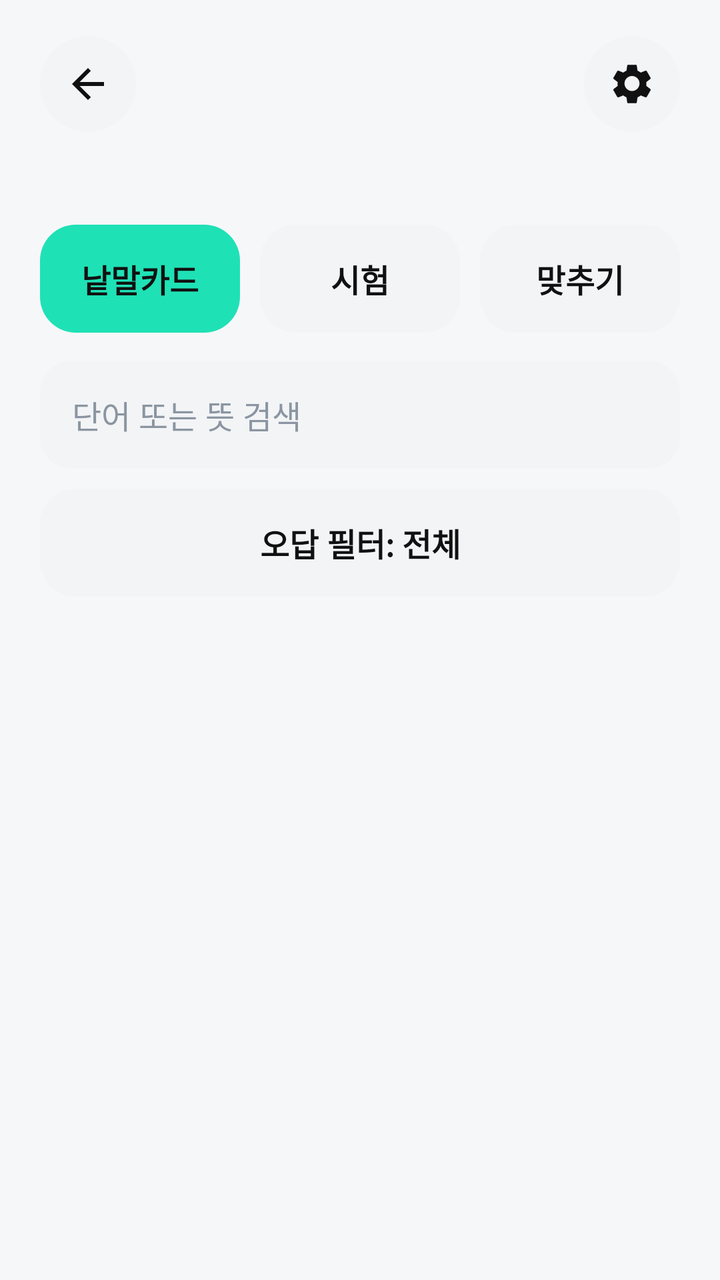
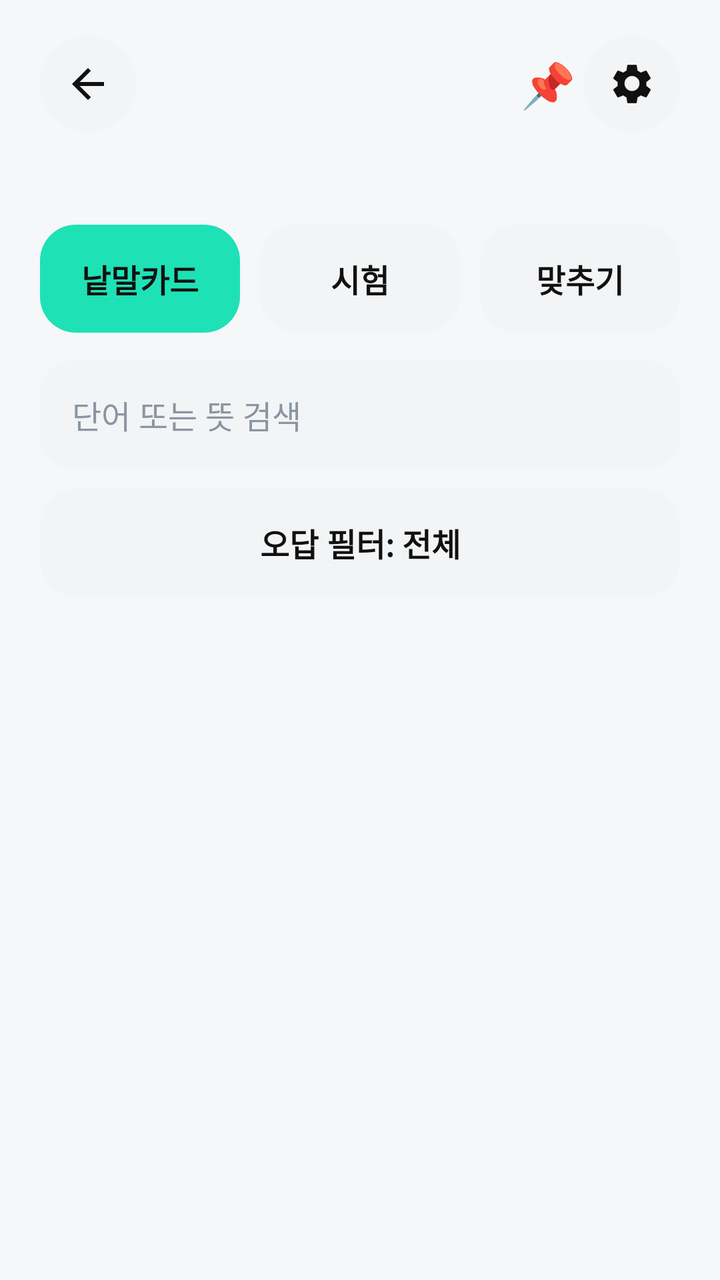

Screens rendered from an Android XML layout before and after an edit, with the pre-edit source and the edit as a unified diff.
<!-- AndroidManifest.xml: application theme AppTheme -->
<!-- res/layout/header_book_detail.xml -->
<?xml version="1.0" encoding="utf-8"?>
<LinearLayout xmlns:android="http://schemas.android.com/apk/res/android"
    android:layout_width="match_parent"
    android:layout_height="wrap_content"
    android:orientation="vertical"
    android:paddingStart="20dp"
    android:paddingTop="18dp"
    android:paddingEnd="20dp"
    android:paddingBottom="10dp">

    <LinearLayout
        android:layout_width="match_parent"
        android:layout_height="wrap_content"
        android:gravity="center_vertical"
        android:orientation="horizontal">

        <ImageButton
            android:id="@+id/detailBackButton"
            android:layout_width="48dp"
            android:layout_height="48dp"
            android:background="@drawable/bg_icon_button"
            android:contentDescription="@string/ui_96dd037a45f9"
            android:padding="13dp"
            android:src="@drawable/ic_arrow_back" />

        <TextView
            android:id="@+id/detailBookTitle"
            style="@style/TopBarTitle"
            android:layout_width="0dp"
            android:layout_height="wrap_content"
            android:layout_marginStart="12dp"
            android:layout_weight="1"
            android:ellipsize="end"
            android:maxLines="2" />

        <ImageButton
            android:id="@+id/bookSettingsButton"
            android:layout_width="48dp"
            android:layout_height="48dp"
            android:background="@drawable/bg_icon_button"
            android:contentDescription="@string/ui_a10692c5080e"
            android:padding="13dp"
            android:src="@drawable/ic_settings" />
    </LinearLayout>

    <TextView
        android:id="@+id/detailBookStats"
        style="@style/BodyText"
        android:layout_width="match_parent"
        android:layout_height="wrap_content"
        android:layout_marginTop="8dp" />

    <LinearLayout
        android:layout_width="match_parent"
        android:layout_height="wrap_content"
        android:layout_marginTop="18dp"
        android:orientation="horizontal">

        <Button
            android:id="@+id/flashcardButton"
            style="@style/PrimaryButton"
            android:layout_width="0dp"
            android:layout_height="wrap_content"
            android:layout_marginEnd="5dp"
            android:layout_weight="1"
            android:text="@string/ui_0c05149c1c40" />

        <Button
            android:id="@+id/quizButton"
            style="@style/SecondaryButton"
            android:layout_width="0dp"
            android:layout_height="wrap_content"
            android:layout_marginStart="5dp"
            android:layout_marginEnd="5dp"
            android:layout_weight="1"
            android:text="@string/ui_3fcc7bebc2b4" />

        <Button
            android:id="@+id/matchingButton"
            style="@style/SecondaryButton"
            android:layout_width="0dp"
            android:layout_height="wrap_content"
            android:layout_marginStart="5dp"
            android:layout_weight="1"
            android:text="@string/ui_52f3a8789b84" />
    </LinearLayout>

    <EditText
        android:id="@+id/searchInput"
        style="@style/InputField"
        android:layout_width="match_parent"
        android:layout_height="wrap_content"
        android:layout_marginTop="14dp"
        android:hint="@string/ui_bc2fc68c4742"
        android:imeOptions="actionDone"
        android:singleLine="true" />

    <Button
        android:id="@+id/wrongFilterButton"
        style="@style/SecondaryButton"
        android:layout_width="match_parent"
        android:layout_height="wrap_content"
        android:layout_marginTop="10dp"
        android:text="@string/ui_bbe9bca07617" />

    <TextView
        android:id="@+id/filterResultText"
        style="@style/CaptionText"
        android:layout_width="match_parent"
        android:layout_height="wrap_content"
        android:layout_marginTop="8dp"
        android:paddingBottom="4dp" />
</LinearLayout>
<!-- resources referenced by this layout -->
<resources>
  <!-- drawable bg_icon_button (drawable) -->
  <?xml version="1.0" encoding="utf-8"?>
  <ripple xmlns:android="http://schemas.android.com/apk/res/android" android:color="#16111111">
      <item>
          <shape android:shape="oval">
              <solid android:color="@color/surface_alt" />
          </shape>
      </item>
  </ripple>
  <!-- drawable ic_arrow_back (drawable) -->
  <vector xmlns:android="http://schemas.android.com/apk/res/android"
      android:width="24dp"
      android:height="24dp"
      android:viewportWidth="24"
      android:viewportHeight="24">
      <path
          android:fillColor="@color/text_primary"
          android:pathData="M20,11H7.83l5.59,-5.59L12,4l-8,8 8,8 1.42,-1.41L7.83,13H20v-2z" />
  </vector>
  <string name="ui_0c05149c1c40">낱말카드</string>
  <string name="ui_3fcc7bebc2b4">시험</string>
  <string name="ui_52f3a8789b84">맞추기</string>
  <string name="ui_96dd037a45f9">뒤로 가기</string>
  <string name="ui_a10692c5080e">단어장 설정</string>
  <string name="ui_bbe9bca07617">오답 필터: 전체</string>
  <string name="ui_bc2fc68c4742">단어 또는 뜻 검색</string>
  <style name="BodyText">
          <item name="android:textSize">15sp</item>
          <item name="android:textColor">@color/text_secondary</item>
      </style>
  <style name="CaptionText">
          <item name="android:textSize">13sp</item>
          <item name="android:textColor">@color/text_tertiary</item>
      </style>
  <style name="TopBarTitle">
          <item name="android:fontFamily">sans-serif</item>
          <item name="android:textSize">20sp</item>
          <item name="android:textStyle">bold</item>
          <item name="android:textColor">@color/text_primary</item>
      </style>
  <style name="AppTheme" parent="android:style/Theme.Material.Light.NoActionBar">
          <item name="android:fontFamily">sans-serif</item>
          <item name="android:colorAccent">@color/primary</item>
          <item name="android:windowBackground">@color/background</item>
          <item name="android:statusBarColor">@color/surface</item>
          <item name="android:navigationBarColor">@color/surface</item>
          <item name="android:windowLightStatusBar">true</item>
          <item name="android:windowActionModeOverlay">true</item>
      </style>
  <color name="surface_alt">#F2F4F6</color>
  <color name="text_primary">#111111</color>
  <color name="text_secondary">#6B7684</color>
  <color name="text_tertiary">#8B95A1</color>
  <!-- drawable bg_button_primary (drawable) -->
  <?xml version="1.0" encoding="utf-8"?>
  <ripple xmlns:android="http://schemas.android.com/apk/res/android" android:color="#22111111">
      <item>
          <shape android:shape="rectangle">
              <solid android:color="@color/primary" />
              <corners android:radius="18dp" />
              <padding android:left="18dp" android:top="14dp" android:right="18dp" android:bottom="14dp" />
          </shape>
      </item>
  </ripple>
  <!-- drawable bg_button_secondary (drawable) -->
  <?xml version="1.0" encoding="utf-8"?>
  <ripple xmlns:android="http://schemas.android.com/apk/res/android" android:color="#16111111">
      <item>
          <shape android:shape="rectangle">
              <solid android:color="@color/surface_alt" />
              <corners android:radius="18dp" />
              <padding android:left="18dp" android:top="14dp" android:right="18dp" android:bottom="14dp" />
          </shape>
      </item>
  </ripple>
  <color name="primary">#1FE1B6</color>
  <color name="background">#F6F7F9</color>
  <color name="surface">#FFFFFF</color>
  <!-- unchanged entries left out for length: 5 -->
</resources>

<!-- the commit's change to res/layout/header_book_detail.xml (unified diff, before → after) -->
@@ -32,6 +32,26 @@
             android:layout_weight="1"
             android:ellipsize="end"
             android:maxLines="2" />
+
+        <TextView
+            android:id="@+id/detailFavoriteStar"
+            android:layout_width="40dp"
+            android:layout_height="48dp"
+            android:gravity="center"
+            android:text=""
+            android:textColor="#9A9A9A"
+            android:textSize="27sp"
+            android:contentDescription="@string/ui_favorite_toggle" />
+
+        <TextView
+            android:id="@+id/detailPinButton"
+            android:layout_width="36dp"
+            android:layout_height="48dp"
+            android:gravity="center"
+            android:text="📌"
+            android:textColor="@color/text_secondary"
+            android:textSize="22sp"
+            android:contentDescription="@string/ui_pin_toggle" />
 
         <ImageButton
             android:id="@+id/bookSettingsButton"
